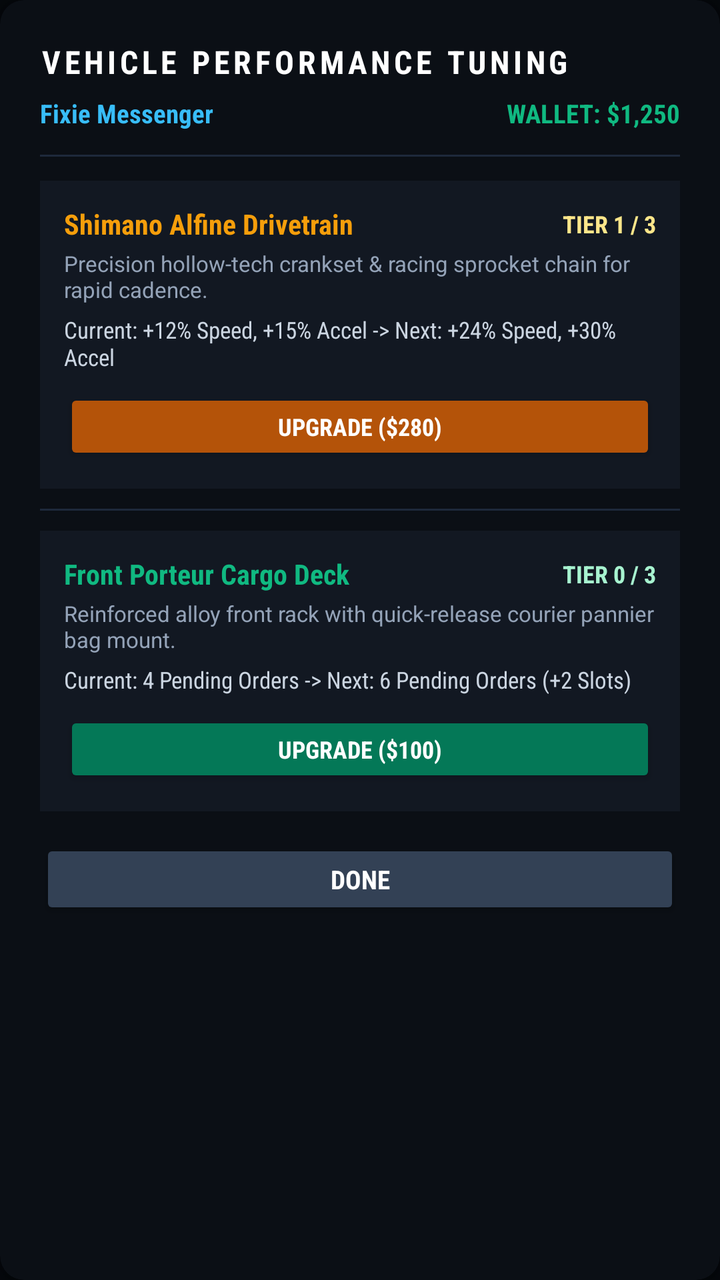
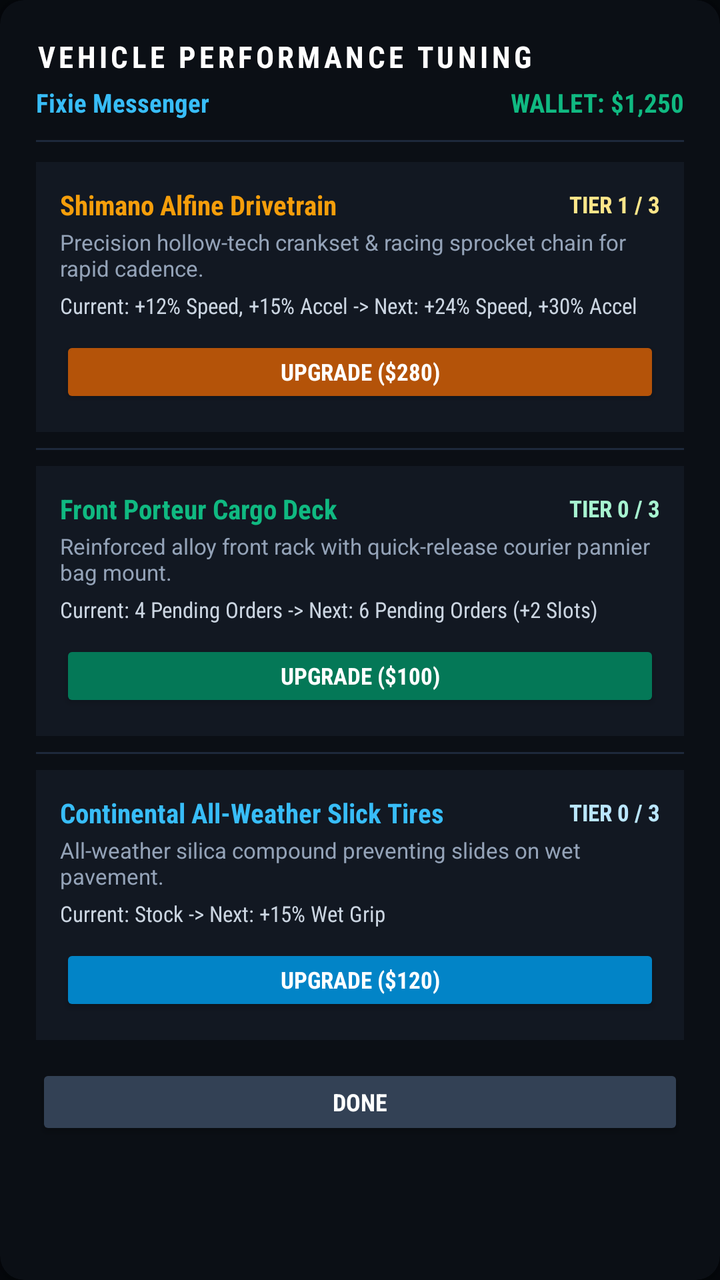

Before-and-after screenshots of an Android layout around one commit, followed by the original layout XML and the change that was made.
<!-- AndroidManifest.xml: application theme Theme.NightRider.FullScreen -->
<!-- res/layout/dialog_vehicle_upgrade.xml -->
<?xml version="1.0" encoding="utf-8"?>
<androidx.cardview.widget.CardView
    xmlns:android="http://schemas.android.com/apk/res/android"
    xmlns:app="http://schemas.android.com/apk/res-auto"
    android:layout_width="match_parent"
    android:layout_height="wrap_content"
    app:cardBackgroundColor="#0B0F15"
    app:cardCornerRadius="12dp"
    app:cardElevation="6dp">

    <LinearLayout
        android:layout_width="match_parent"
        android:layout_height="wrap_content"
        android:orientation="vertical"
        android:padding="20dp">

        
        <TextView
            android:layout_width="wrap_content"
            android:layout_height="wrap_content"
            android:text="VEHICLE PERFORMANCE TUNING"
            android:textColor="#FFFFFF"
            android:textSize="16sp"
            android:textStyle="bold"
            android:fontFamily="sans-serif-condensed"
            android:letterSpacing="0.12" />

        
        <LinearLayout
            android:layout_width="match_parent"
            android:layout_height="wrap_content"
            android:orientation="horizontal"
            android:layout_marginTop="6dp">

            <TextView
                android:id="@+id/tv_dialog_vehicle_name"
                android:layout_width="0dp"
                android:layout_height="wrap_content"
                android:layout_weight="1"
                android:text="Fixie Messenger"
                android:textColor="#38BDF8"
                android:textSize="13sp"
                android:fontFamily="sans-serif-condensed"
                android:textStyle="bold" />

            <TextView
                android:id="@+id/tv_dialog_wallet"
                android:layout_width="wrap_content"
                android:layout_height="wrap_content"
                android:text="WALLET: $1,250"
                android:textColor="#10B981"
                android:textSize="13sp"
                android:fontFamily="sans-serif-condensed"
                android:textStyle="bold" />

        </LinearLayout>

        <View
            android:layout_width="match_parent"
            android:layout_height="1dp"
            android:background="#1E293B"
            android:layout_marginVertical="12dp" />

        
        <LinearLayout
            android:layout_width="match_parent"
            android:layout_height="wrap_content"
            android:orientation="vertical"
            android:background="#121822"
            android:padding="12dp">

            <LinearLayout
                android:layout_width="match_parent"
                android:layout_height="wrap_content"
                android:orientation="horizontal"
                android:gravity="center_vertical">

                <TextView
                    android:id="@+id/tv_speed_part_name"
                    android:layout_width="0dp"
                    android:layout_height="wrap_content"
                    android:layout_weight="1"
                    android:text="Shimano Alfine Drivetrain"
                    android:textColor="#F59E0B"
                    android:textSize="14sp"
                    android:textStyle="bold"
                    android:fontFamily="sans-serif-condensed" />

                <TextView
                    android:id="@+id/tv_speed_tier_label"
                    android:layout_width="wrap_content"
                    android:layout_height="wrap_content"
                    android:text="TIER 1 / 3"
                    android:textColor="#FDE68A"
                    android:textSize="12sp"
                    android:textStyle="bold"
                    android:fontFamily="sans-serif-condensed" />

            </LinearLayout>

            <TextView
                android:id="@+id/tv_speed_part_desc"
                android:layout_width="match_parent"
                android:layout_height="wrap_content"
                android:text="Precision hollow-tech crankset &amp; racing sprocket chain for rapid cadence."
                android:textColor="#94A3B8"
                android:textSize="11sp"
                android:layout_marginTop="3dp" />

            <TextView
                android:id="@+id/tv_speed_stat_diff"
                android:layout_width="match_parent"
                android:layout_height="wrap_content"
                android:text="Current: +12% Speed, +15% Accel -> Next: +24% Speed, +30% Accel"
                android:textColor="#CBD5E1"
                android:textSize="11.5sp"
                android:fontFamily="sans-serif-condensed"
                android:layout_marginTop="5dp" />

            <Button
                android:id="@+id/btn_dialog_upgrade_speed"
                android:layout_width="match_parent"
                android:layout_height="38dp"
                android:minHeight="0dp"
                android:text="UPGRADE ($280)"
                android:textColor="#FFFFFF"
                android:backgroundTint="#B45309"
                android:textSize="12sp"
                android:textStyle="bold"
                android:fontFamily="sans-serif-condensed"
                android:layout_marginTop="8dp" />

        </LinearLayout>

        <View
            android:layout_width="match_parent"
            android:layout_height="1dp"
            android:background="#1E293B"
            android:layout_marginVertical="10dp" />

        
        <LinearLayout
            android:layout_width="match_parent"
            android:layout_height="wrap_content"
            android:orientation="vertical"
            android:background="#121822"
            android:padding="12dp">

            <LinearLayout
                android:layout_width="match_parent"
                android:layout_height="wrap_content"
                android:orientation="horizontal"
                android:gravity="center_vertical">

                <TextView
                    android:id="@+id/tv_cap_part_name"
                    android:layout_width="0dp"
                    android:layout_height="wrap_content"
                    android:layout_weight="1"
                    android:text="Front Porteur Cargo Deck"
                    android:textColor="#10B981"
                    android:textSize="14sp"
                    android:textStyle="bold"
                    android:fontFamily="sans-serif-condensed" />

                <TextView
                    android:id="@+id/tv_cap_tier_label"
                    android:layout_width="wrap_content"
                    android:layout_height="wrap_content"
                    android:text="TIER 0 / 3"
                    android:textColor="#A7F3D0"
                    android:textSize="12sp"
                    android:textStyle="bold"
                    android:fontFamily="sans-serif-condensed" />

            </LinearLayout>

            <TextView
                android:id="@+id/tv_cap_part_desc"
                android:layout_width="match_parent"
                android:layout_height="wrap_content"
                android:text="Reinforced alloy front rack with quick-release courier pannier bag mount."
                android:textColor="#94A3B8"
                android:textSize="11sp"
                android:layout_marginTop="3dp" />

            <TextView
                android:id="@+id/tv_cap_stat_diff"
                android:layout_width="match_parent"
                android:layout_height="wrap_content"
                android:text="Current: 4 Pending Orders -> Next: 6 Pending Orders (+2 Slots)"
                android:textColor="#CBD5E1"
                android:textSize="11.5sp"
                android:fontFamily="sans-serif-condensed"
                android:layout_marginTop="5dp" />

            <Button
                android:id="@+id/btn_dialog_upgrade_cap"
                android:layout_width="match_parent"
                android:layout_height="38dp"
                android:minHeight="0dp"
                android:text="UPGRADE ($100)"
                android:textColor="#FFFFFF"
                android:backgroundTint="#047857"
                android:textSize="12sp"
                android:textStyle="bold"
                android:fontFamily="sans-serif-condensed"
                android:layout_marginTop="8dp" />

        </LinearLayout>

        
        <Button
            android:id="@+id/btn_dialog_close"
            android:layout_width="match_parent"
            android:layout_height="40dp"
            android:minHeight="0dp"
            android:text="DONE"
            android:textColor="#FFFFFF"
            android:backgroundTint="#334155"
            android:textSize="13sp"
            android:textStyle="bold"
            android:fontFamily="sans-serif-condensed"
            android:layout_marginTop="14dp" />

    </LinearLayout>

</androidx.cardview.widget.CardView>
<!-- resources referenced by this layout -->
<resources>
  <style name="Theme.NightRider.FullScreen" parent="Theme.AppCompat.NoActionBar">
          <item name="android:windowNoTitle">true</item>
          <item name="android:windowActionBar">false</item>
          <item name="android:windowFullscreen">true</item>
          <item name="android:windowContentOverlay">@null</item>
          <item name="android:windowBackground">#05080C</item>
          <item name="android:windowLayoutInDisplayCutoutMode">shortEdges</item>
          <item name="android:windowTranslucentStatus">true</item>
          <item name="android:windowTranslucentNavigation">true</item>
          <item name="android:navigationBarColor">@android:color/transparent</item>
          <item name="android:statusBarColor">@android:color/transparent</item>
          <item name="android:windowDrawsSystemBarBackgrounds">true</item>
          <item name="android:fitsSystemWindows">false</item>
          <item name="android:windowAnimationStyle">@style/NightRiderActivityAnimation</item>
      </style>
  <style name="NightRiderActivityAnimation" parent="@android:style/Animation.Activity">
          <item name="android:activityOpenEnterAnimation">@android:anim/fade_in</item>
          <item name="android:activityOpenExitAnimation">@android:anim/fade_out</item>
          <item name="android:activityCloseEnterAnimation">@android:anim/fade_in</item>
          <item name="android:activityCloseExitAnimation">@android:anim/fade_out</item>
      </style>
</resources>

<!-- the commit's change to res/layout/dialog_vehicle_upgrade.xml (unified diff, before → after) -->
@@ -8,221 +8,304 @@
     app:cardCornerRadius="12dp"
     app:cardElevation="6dp">
 
-    <LinearLayout
+    <ScrollView
         android:layout_width="match_parent"
         android:layout_height="wrap_content"
-        android:orientation="vertical"
-        android:padding="20dp">
-
-        
-        <TextView
-            android:layout_width="wrap_content"
-            android:layout_height="wrap_content"
-            android:text="VEHICLE PERFORMANCE TUNING"
-            android:textColor="#FFFFFF"
-            android:textSize="16sp"
-            android:textStyle="bold"
-            android:fontFamily="sans-serif-condensed"
-            android:letterSpacing="0.12" />
-
-        
-        <LinearLayout
-            android:layout_width="match_parent"
-            android:layout_height="wrap_content"
-            android:orientation="horizontal"
-            android:layout_marginTop="6dp">
-
-            <TextView
-                android:id="@+id/tv_dialog_vehicle_name"
-                android:layout_width="0dp"
-                android:layout_height="wrap_content"
-                android:layout_weight="1"
-                android:text="Fixie Messenger"
-                android:textColor="#38BDF8"
-                android:textSize="13sp"
-                android:fontFamily="sans-serif-condensed"
-                android:textStyle="bold" />
-
-            <TextView
-                android:id="@+id/tv_dialog_wallet"
-                android:layout_width="wrap_content"
-                android:layout_height="wrap_content"
-                android:text="WALLET: $1,250"
-                android:textColor="#10B981"
-                android:textSize="13sp"
-                android:fontFamily="sans-serif-condensed"
-                android:textStyle="bold" />
-
-        </LinearLayout>
-
-        <View
-            android:layout_width="match_parent"
-            android:layout_height="1dp"
-            android:background="#1E293B"
-            android:layout_marginVertical="12dp" />
-
-        
+        android:fillViewport="true">
+
         <LinearLayout
             android:layout_width="match_parent"
             android:layout_height="wrap_content"
             android:orientation="vertical"
-            android:background="#121822"
-            android:padding="12dp">
-
+            android:padding="18dp">
+
+            
+            <TextView
+                android:layout_width="wrap_content"
+                android:layout_height="wrap_content"
+                android:text="VEHICLE PERFORMANCE TUNING"
+                android:textColor="#FFFFFF"
+                android:textSize="15sp"
+                android:textStyle="bold"
+                android:fontFamily="sans-serif-condensed"
+                android:letterSpacing="0.12" />
+
+            
             <LinearLayout
                 android:layout_width="match_parent"
                 android:layout_height="wrap_content"
                 android:orientation="horizontal"
-                android:gravity="center_vertical">
-
-                <TextView
-                    android:id="@+id/tv_speed_part_name"
+                android:layout_marginTop="4dp">
+
+                <TextView
+                    android:id="@+id/tv_dialog_vehicle_name"
                     android:layout_width="0dp"
                     android:layout_height="wrap_content"
                     android:layout_weight="1"
-                    android:text="Shimano Alfine Drivetrain"
-                    android:textColor="#F59E0B"
-                    android:textSize="14sp"
+                    android:text="Fixie Messenger"
+                    android:textColor="#38BDF8"
+                    android:textSize="13sp"
+                    android:fontFamily="sans-serif-condensed"
+                    android:textStyle="bold" />
+
+                <TextView
+                    android:id="@+id/tv_dialog_wallet"
+                    android:layout_width="wrap_content"
+                    android:layout_height="wrap_content"
+                    android:text="WALLET: $1,250"
+                    android:textColor="#10B981"
+                    android:textSize="13sp"
+                    android:fontFamily="sans-serif-condensed"
+                    android:textStyle="bold" />
+
+            </LinearLayout>
+
+            <View
+                android:layout_width="match_parent"
+                android:layout_height="1dp"
+                android:background="#1E293B"
+                android:layout_marginVertical="10dp" />
+
+            
+            <LinearLayout
+                android:layout_width="match_parent"
+                android:layout_height="wrap_content"
+                android:orientation="vertical"
+                android:background="#121822"
+                android:padding="12dp">
+
+                <LinearLayout
+                    android:layout_width="match_parent"
+                    android:layout_height="wrap_content"
+                    android:orientation="horizontal"
+                    android:gravity="center_vertical">
+
+                    <TextView
+                        android:id="@+id/tv_speed_part_name"
+                        android:layout_width="0dp"
+                        android:layout_height="wrap_content"
+                        android:layout_weight="1"
+                        android:text="Shimano Alfine Drivetrain"
+                        android:textColor="#F59E0B"
+                        android:textSize="13.5sp"
+                        android:textStyle="bold"
+                        android:fontFamily="sans-serif-condensed" />
+
+                    <TextView
+                        android:id="@+id/tv_speed_tier_label"
+                        android:layout_width="wrap_content"
+                        android:layout_height="wrap_content"
+                        android:text="TIER 1 / 3"
+                        android:textColor="#FDE68A"
+                        android:textSize="11.5sp"
+                        android:textStyle="bold"
+                        android:fontFamily="sans-serif-condensed" />
+
+                </LinearLayout>
+
+                <TextView
+                    android:id="@+id/tv_speed_part_desc"
+                    android:layout_width="match_parent"
+                    android:layout_height="wrap_content"
+                    android:text="Precision hollow-tech crankset &amp; racing sprocket chain for rapid cadence."
+                    android:textColor="#94A3B8"
+                    android:textSize="11sp"
+                    android:layout_marginTop="2dp" />
+
+                <TextView
+                    android:id="@+id/tv_speed_stat_diff"
+                    android:layout_width="match_parent"
+                    android:layout_height="wrap_content"
+                    android:text="Current: +12% Speed, +15% Accel -> Next: +24% Speed, +30% Accel"
+                    android:textColor="#CBD5E1"
+                    android:textSize="11sp"
+                    android:fontFamily="sans-serif-condensed"
+                    android:layout_marginTop="4dp" />
+
+                <Button
+                    android:id="@+id/btn_dialog_upgrade_speed"
+                    android:layout_width="match_parent"
+                    android:layout_height="36dp"
+                    android:minHeight="0dp"
+                    android:text="UPGRADE ($280)"
+                    android:textColor="#FFFFFF"
+                    android:backgroundTint="#B45309"
+                    android:textSize="11.5sp"
                     android:textStyle="bold"
-                    android:fontFamily="sans-serif-condensed" />
-
-                <TextView
-                    android:id="@+id/tv_speed_tier_label"
-                    android:layout_width="wrap_content"
-                    android:layout_height="wrap_content"
-                    android:text="TIER 1 / 3"
-                    android:textColor="#FDE68A"
-                    android:textSize="12sp"
+                    android:fontFamily="sans-serif-condensed"
+                    android:layout_marginTop="8dp" />
+
+            </LinearLayout>
+
+            <View
+                android:layout_width="match_parent"
+                android:layout_height="1dp"
+                android:background="#1E293B"
+                android:layout_marginVertical="8dp" />
+
+            
+            <LinearLayout
+                android:layout_width="match_parent"
+                android:layout_height="wrap_content"
+                android:orientation="vertical"
+                android:background="#121822"
+                android:padding="12dp">
+
+                <LinearLayout
+                    android:layout_width="match_parent"
+                    android:layout_height="wrap_content"
+                    android:orientation="horizontal"
+                    android:gravity="center_vertical">
+
+                    <TextView
+                        android:id="@+id/tv_cap_part_name"
+                        android:layout_width="0dp"
+                        android:layout_height="wrap_content"
+                        android:layout_weight="1"
+                        android:text="Front Porteur Cargo Deck"
+                        android:textColor="#10B981"
+                        android:textSize="13.5sp"
+                        android:textStyle="bold"
+                        android:fontFamily="sans-serif-condensed" />
+
+                    <TextView
+                        android:id="@+id/tv_cap_tier_label"
+                        android:layout_width="wrap_content"
+                        android:layout_height="wrap_content"
+                        android:text="TIER 0 / 3"
+                        android:textColor="#A7F3D0"
+                        android:textSize="11.5sp"
+                        android:textStyle="bold"
+                        android:fontFamily="sans-serif-condensed" />
+
+                </LinearLayout>
+
+                <TextView
+                    android:id="@+id/tv_cap_part_desc"
+                    android:layout_width="match_parent"
+                    android:layout_height="wrap_content"
+                    android:text="Reinforced alloy front rack with quick-release courier pannier bag mount."
+                    android:textColor="#94A3B8"
+                    android:textSize="11sp"
+                    android:layout_marginTop="2dp" />
+
+                <TextView
+                    android:id="@+id/tv_cap_stat_diff"
+                    android:layout_width="match_parent"
+                    android:layout_height="wrap_content"
+                    android:text="Current: 4 Pending Orders -> Next: 6 Pending Orders (+2 Slots)"
+                    android:textColor="#CBD5E1"
+                    android:textSize="11sp"
+                    android:fontFamily="sans-serif-condensed"
+                    android:layout_marginTop="4dp" />
+
+                <Button
+                    android:id="@+id/btn_dialog_upgrade_cap"
+                    android:layout_width="match_parent"
+                    android:layout_height="36dp"
+                    android:minHeight="0dp"
+                    android:text="UPGRADE ($100)"
+                    android:textColor="#FFFFFF"
+                    android:backgroundTint="#047857"
+                    android:textSize="11.5sp"
                     android:textStyle="bold"
-                    android:fontFamily="sans-serif-condensed" />
+                    android:fontFamily="sans-serif-condensed"
+                    android:layout_marginTop="8dp" />
 
             </LinearLayout>
 
-            <TextView
-                android:id="@+id/tv_speed_part_desc"
-                android:layout_width="match_parent"
-                android:layout_height="wrap_content"
-                android:text="Precision hollow-tech crankset &amp; racing sprocket chain for rapid cadence."
-                android:textColor="#94A3B8"
-                android:textSize="11sp"
-                android:layout_marginTop="3dp" />
-
-            <TextView
-                android:id="@+id/tv_speed_stat_diff"
-                android:layout_width="match_parent"
-                android:layout_height="wrap_content"
-                android:text="Current: +12% Speed, +15% Accel -> Next: +24% Speed, +30% Accel"
-                android:textColor="#CBD5E1"
-                android:textSize="11.5sp"
-                android:fontFamily="sans-serif-condensed"
-                android:layout_marginTop="5dp" />
-
+            <View
+                android:layout_width="match_parent"
+                android:layout_height="1dp"
+                android:background="#1E293B"
+                android:layout_marginVertical="8dp" />
+
+            
+            <LinearLayout
+                android:layout_width="match_parent"
+                android:layout_height="wrap_content"
+                android:orientation="vertical"
+                android:background="#121822"
+                android:padding="12dp">
+
+                <LinearLayout
+                    android:layout_width="match_parent"
+                    android:layout_height="wrap_content"
+                    android:orientation="horizontal"
+                    android:gravity="center_vertical">
+
+                    <TextView
+                        android:id="@+id/tv_util_part_name"
+                        android:layout_width="0dp"
+                        android:layout_height="wrap_content"
+                        android:layout_weight="1"
+                        android:text="Continental All-Weather Slick Tires"
+                        android:textColor="#38BDF8"
+                        android:textSize="13.5sp"
+                        android:textStyle="bold"
+                        android:fontFamily="sans-serif-condensed" />
+
+                    <TextView
+                        android:id="@+id/tv_util_tier_label"
+                        android:layout_width="wrap_content"
+                        android:layout_height="wrap_content"
+                        android:text="TIER 0 / 3"
+                        android:textColor="#BAE6FD"
+                        android:textSize="11.5sp"
+                        android:textStyle="bold"
+                        android:fontFamily="sans-serif-condensed" />
+
+                </LinearLayout>
+
+                <TextView
+                    android:id="@+id/tv_util_part_desc"
+                    android:layout_width="match_parent"
+                    android:layout_height="wrap_content"
+                    android:text="All-weather silica compound preventing slides on wet pavement."
+                    android:textColor="#94A3B8"
+                    android:textSize="11sp"
+                    android:layout_marginTop="2dp" />
+
+                <TextView
+                    android:id="@+id/tv_util_stat_diff"
+                    android:layout_width="match_parent"
+                    android:layout_height="wrap_content"
+                    android:text="Current: Stock -> Next: +15% Wet Grip"
+                    android:textColor="#CBD5E1"
+                    android:textSize="11sp"
+                    android:fontFamily="sans-serif-condensed"
+                    android:layout_marginTop="4dp" />
+
+                <Button
+                    android:id="@+id/btn_dialog_upgrade_util"
+                    android:layout_width="match_parent"
+                    android:layout_height="36dp"
+                    android:minHeight="0dp"
+                    android:text="UPGRADE ($120)"
+                    android:textColor="#FFFFFF"
+                    android:backgroundTint="#0284C7"
+                    android:textSize="11.5sp"
+                    android:textStyle="bold"
+                    android:fontFamily="sans-serif-condensed"
+                    android:layout_marginTop="8dp" />
+
+            </LinearLayout>
+
+            
             <Button
-                android:id="@+id/btn_dialog_upgrade_speed"
+                android:id="@+id/btn_dialog_close"
                 android:layout_width="match_parent"
                 android:layout_height="38dp"
                 android:minHeight="0dp"
-                android:text="UPGRADE ($280)"
+                android:text="DONE"
                 android:textColor="#FFFFFF"
-                android:backgroundTint="#B45309"
+                android:backgroundTint="#334155"
                 android:textSize="12sp"
                 android:textStyle="bold"
                 android:fontFamily="sans-serif-condensed"
-                android:layout_marginTop="8dp" />
+                android:layout_marginTop="12dp" />
 
         </LinearLayout>
-
-        <View
-            android:layout_width="match_parent"
-            android:layout_height="1dp"
-            android:background="#1E293B"
-            android:layout_marginVertical="10dp" />
-
-        
-        <LinearLayout
-            android:layout_width="match_parent"
-            android:layout_height="wrap_content"
-            android:orientation="vertical"
-            android:background="#121822"
-            android:padding="12dp">
-
-            <LinearLayout
-                android:layout_width="match_parent"
-                android:layout_height="wrap_content"
-                android:orientation="horizontal"
-                android:gravity="center_vertical">
-
-                <TextView
-                    android:id="@+id/tv_cap_part_name"
-                    android:layout_width="0dp"
-                    android:layout_height="wrap_content"
-                    android:layout_weight="1"
-                    android:text="Front Porteur Cargo Deck"
-                    android:textColor="#10B981"
-                    android:textSize="14sp"
-                    android:textStyle="bold"
-                    android:fontFamily="sans-serif-condensed" />
-
-                <TextView
-                    android:id="@+id/tv_cap_tier_label"
-                    android:layout_width="wrap_content"
-                    android:layout_height="wrap_content"
-                    android:text="TIER 0 / 3"
-                    android:textColor="#A7F3D0"
-                    android:textSize="12sp"
-                    android:textStyle="bold"
-                    android:fontFamily="sans-serif-condensed" />
-
-            </LinearLayout>
-
-            <TextView
-                android:id="@+id/tv_cap_part_desc"
-                android:layout_width="match_parent"
-                android:layout_height="wrap_content"
-                android:text="Reinforced alloy front rack with quick-release courier pannier bag mount."
-                android:textColor="#94A3B8"
-                android:textSize="11sp"
-                android:layout_marginTop="3dp" />
-
-            <TextView
-                android:id="@+id/tv_cap_stat_diff"
-                android:layout_width="match_parent"
-                android:layout_height="wrap_content"
-                android:text="Current: 4 Pending Orders -> Next: 6 Pending Orders (+2 Slots)"
-                android:textColor="#CBD5E1"
-                android:textSize="11.5sp"
-                android:fontFamily="sans-serif-condensed"
-                android:layout_marginTop="5dp" />
-
-            <Button
-                android:id="@+id/btn_dialog_upgrade_cap"
-                android:layout_width="match_parent"
-                android:layout_height="38dp"
-                android:minHeight="0dp"
-                android:text="UPGRADE ($100)"
-                android:textColor="#FFFFFF"
-                android:backgroundTint="#047857"
-                android:textSize="12sp"
-                android:textStyle="bold"
-                android:fontFamily="sans-serif-condensed"
-                android:layout_marginTop="8dp" />
-
-        </LinearLayout>
-
-        
-        <Button
-            android:id="@+id/btn_dialog_close"
-            android:layout_width="match_parent"
-            android:layout_height="40dp"
-            android:minHeight="0dp"
-            android:text="DONE"
-            android:textColor="#FFFFFF"
-            android:backgroundTint="#334155"
-            android:textSize="13sp"
-            android:textStyle="bold"
-            android:fontFamily="sans-serif-condensed"
-            android:layout_marginTop="14dp" />
-
-    </LinearLayout>
+    </ScrollView>
 
 </androidx.cardview.widget.CardView>
